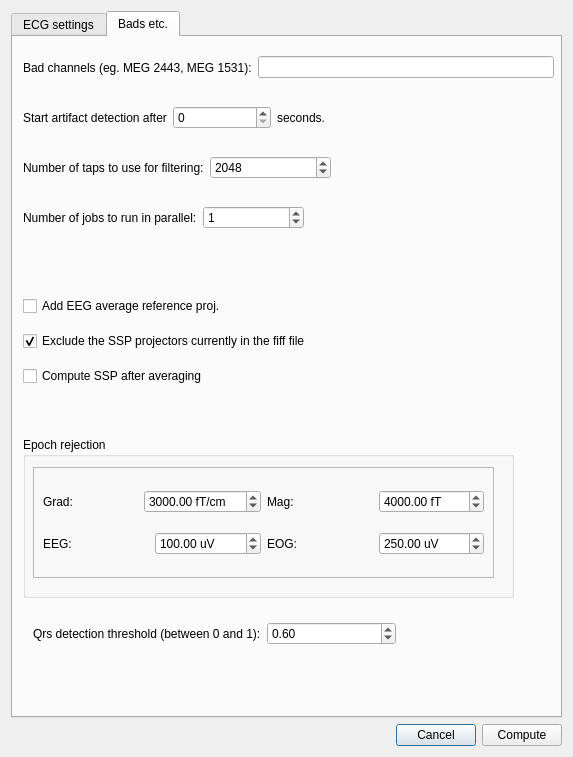
This is hoksotin/ui/qt4Designer/ecgParametersDialog.ui in cibr-jyu/meggie as Qt 5 draws it before an edit. The edited form follows.
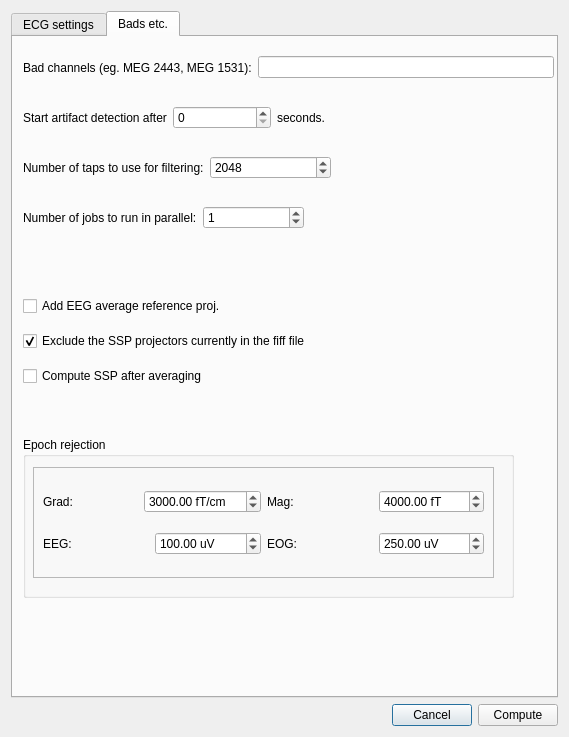
This is the edited form. The open tabs and pages were chosen to show the change.

The edit to the form file:
```diff
--- a/hoksotin/ui/qt4Designer/ecgParametersDialog.ui
+++ b/hoksotin/ui/qt4Designer/ecgParametersDialog.ui
@@ -6,52 +6,15 @@
    <rect>
     <x>0</x>
     <y>0</y>
-    <width>573</width>
-    <height>757</height>
+    <width>569</width>
+    <height>737</height>
    </rect>
   </property>
   <property name="windowTitle">
    <string>Dialog</string>
   </property>
   <layout class="QGridLayout" name="gridLayout">
-   <item row="1" column="0">
-    <layout class="QHBoxLayout" name="horizontalLayout_16">
-     <item>
-      <spacer name="horizontalSpacer">
-       <property name="orientation">
-        <enum>Qt::Horizontal</enum>
-       </property>
-       <property name="sizeHint" stdset="0">
-        <size>
-         <width>40</width>
-         <height>20</height>
-        </size>
-       </property>
-      </spacer>
-     </item>
-     <item>
-      <widget class="QPushButton" name="pushButtonCancel">
-       <property name="text">
-        <string>Cancel</string>
-       </property>
-      </widget>
-     </item>
-     <item>
-      <widget class="QPushButton" name="pushButtonCompute">
-       <property name="sizePolicy">
-        <sizepolicy hsizetype="Minimum" vsizetype="Fixed">
-         <horstretch>0</horstretch>
-         <verstretch>0</verstretch>
-        </sizepolicy>
-       </property>
-       <property name="text">
-        <string>Compute</string>
-       </property>
-      </widget>
-     </item>
-    </layout>
-   </item>
-   <item row="0" column="0">
+   <item row="0" column="1">
     <widget class="QTabWidget" name="tabWidgetECGSettings">
      <property name="currentIndex">
       <number>0</number>
@@ -443,6 +406,30 @@
           </widget>
          </widget>
         </item>
+        <item>
+         <layout class="QHBoxLayout" name="horizontalLayout_17">
+          <item>
+           <widget class="QLabel" name="label">
+            <property name="text">
+             <string>QRS detection threshold (between 0 and 1):</string>
+            </property>
+           </widget>
+          </item>
+          <item>
+           <widget class="QDoubleSpinBox" name="doubleSpinBoxQrs">
+            <property name="maximum">
+             <double>1.000000000000000</double>
+            </property>
+            <property name="singleStep">
+             <double>0.100000000000000</double>
+            </property>
+            <property name="value">
+             <double>0.600000000000000</double>
+            </property>
+           </widget>
+          </item>
+         </layout>
+        </item>
        </layout>
       </widget>
      </widget>
@@ -740,41 +727,46 @@
         </widget>
        </widget>
       </widget>
-      <widget class="QWidget" name="layoutWidget">
-       <property name="geometry">
-        <rect>
-         <x>20</x>
-         <y>580</y>
-         <width>363</width>
-         <height>33</height>
-        </rect>
-       </property>
-       <layout class="QHBoxLayout" name="horizontalLayout_17">
-        <item>
-         <widget class="QLabel" name="label">
-          <property name="text">
-           <string>Qrs detection threshold (between 0 and 1):</string>
-          </property>
-         </widget>
-        </item>
-        <item>
-         <widget class="QDoubleSpinBox" name="doubleSpinBoxQrs">
-          <property name="maximum">
-           <double>1.000000000000000</double>
-          </property>
-          <property name="singleStep">
-           <double>0.100000000000000</double>
-          </property>
-          <property name="value">
-           <double>0.600000000000000</double>
-          </property>
-         </widget>
-        </item>
-       </layout>
-      </widget>
      </widget>
     </widget>
    </item>
+   <item row="1" column="1">
+    <layout class="QHBoxLayout" name="horizontalLayout_16">
+     <item>
+      <spacer name="horizontalSpacer">
+       <property name="orientation">
+        <enum>Qt::Horizontal</enum>
+       </property>
+       <property name="sizeHint" stdset="0">
+        <size>
+         <width>40</width>
+         <height>20</height>
+        </size>
+       </property>
+      </spacer>
+     </item>
+     <item>
+      <widget class="QPushButton" name="pushButtonCancel">
+       <property name="text">
+        <string>Cancel</string>
+       </property>
+      </widget>
+     </item>
+     <item>
+      <widget class="QPushButton" name="pushButtonCompute">
+       <property name="sizePolicy">
+        <sizepolicy hsizetype="Minimum" vsizetype="Fixed">
+         <horstretch>0</horstretch>
+         <verstretch>0</verstretch>
+        </sizepolicy>
+       </property>
+       <property name="text">
+        <string>Compute</string>
+       </property>
+      </widget>
+     </item>
+    </layout>
+   </item>
   </layout>
  </widget>
  <tabstops>
```
